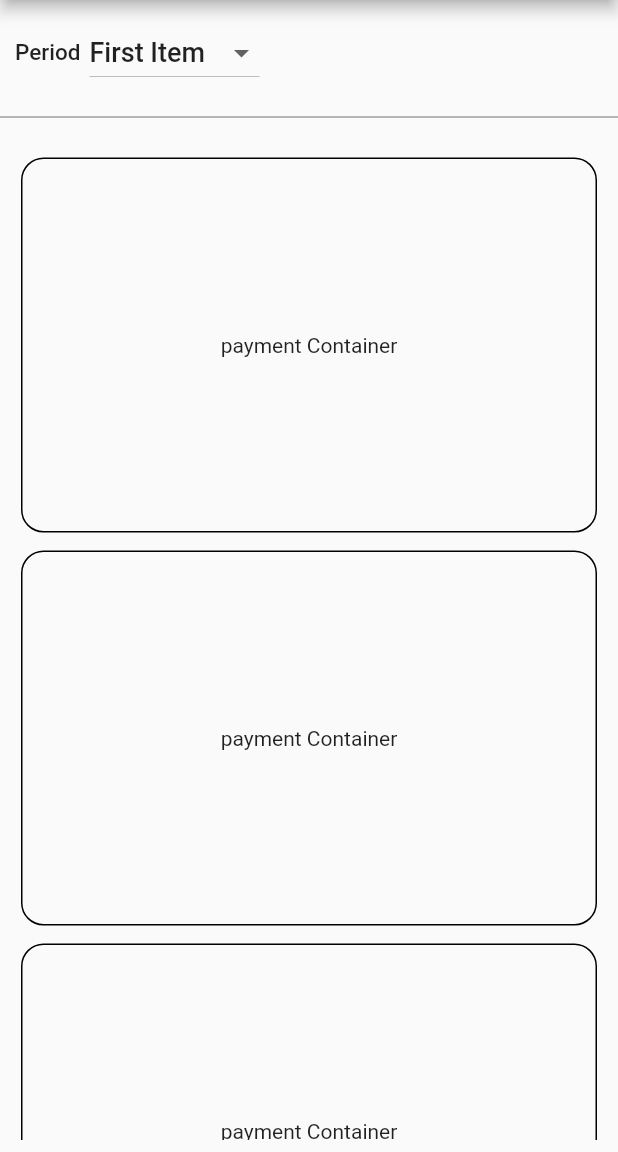
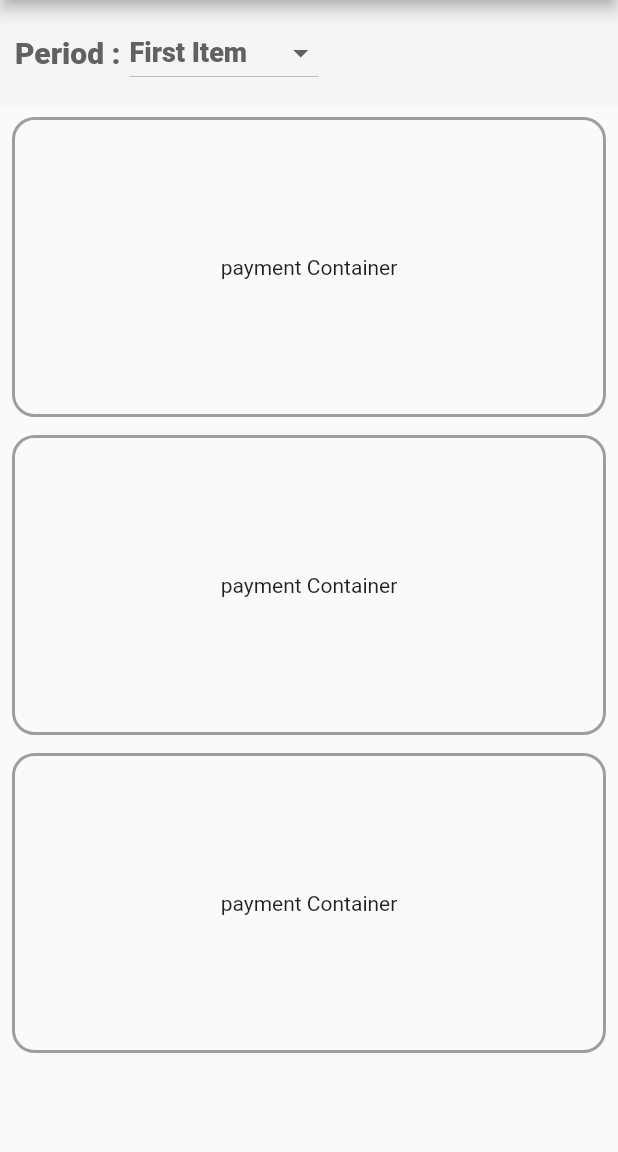
Before and after one commit to devmoaid1/flutter_payment_history, a Flutter app: the screen it shows after launch, on a phone screen of 412 x 824 dp, the part 84-1236 px from its top. Run offline on Flutter 3.47's test engine with Material 2 defaults, Android fonts, the phone set to English and light mode, and no system bars.

Commit message:
second layout

```diff
--- a/flutter_payment_history/lib/presentation/screens/Payment_history_screen.dart
+++ b/flutter_payment_history/lib/presentation/screens/Payment_history_screen.dart
@@ -24,11 +24,14 @@ class _PaymentHistoryScreenState extends State<PaymentHistoryScreen> {
       body: Column(
         children: [
           Container(
-            // decoration: BoxDecoration(
-            //     border: Border.all(
-            //   width: 2,
-            //   color: Colors.grey,
-            // )),
+            decoration: BoxDecoration(
+                color: Colors.grey[100],
+                boxShadow: <BoxShadow>[
+                  BoxShadow(
+                      color: Colors.grey[50],
+                      blurRadius: 10.0,
+                      offset: Offset(0.0, 0.50))
+                ]),
             height: 70,
             width: MediaQuery.of(context).size.width,
             child: Padding(
@@ -37,19 +40,28 @@ class _PaymentHistoryScreenState extends State<PaymentHistoryScreen> {
                 mainAxisAlignment: MainAxisAlignment.start,
                 children: [
                   Text(
-                    "Period",
-                    style: TextStyle(fontSize: 15, fontWeight: FontWeight.w500),
+                    "Period :",
+                    style: TextStyle(
+                        fontSize: 20,
+                        fontWeight: FontWeight.w800,
+                        color: Colors.grey[700]),
                   ),
                   SizedBox(
                     width: 6,
                   ),
                   DropdownButton(
+                    elevation: 8,
+                    focusColor: Colors.deepOrange,
+                    style: TextStyle(
+                        fontSize: 18,
+                        fontWeight: FontWeight.w800,
+                        color: Colors.grey[700]),
                     value: _value,
                     items: [
                       DropdownMenuItem(
-                        child: Text("First Item",
-                            style: TextStyle(
-                                fontSize: 18, fontWeight: FontWeight.w500)),
+                        child: Text(
+                          "First Item",
+                        ),
                         value: 1,
                       ),
                       DropdownMenuItem(
@@ -67,24 +79,17 @@ class _PaymentHistoryScreenState extends State<PaymentHistoryScreen> {
               ),
             ),
           ),
-          Divider(
-            thickness: 1,
-            color: Colors.grey,
-          ),
-          SizedBox(
-            height: 5,
-          ),
           Expanded(
             child: Padding(
-              padding: const EdgeInsets.all(8.0),
+              padding: const EdgeInsets.all(2.0),
               child: ListView.builder(
                   itemCount: 3,
                   itemBuilder: (context, index) {
                     return Container(
                       margin: EdgeInsets.all(6),
-                      height: 250,
+                      height: 200,
                       decoration: BoxDecoration(
-                          border: Border.all(color: Colors.black),
+                          border: Border.all(color: Colors.grey, width: 2),
                           borderRadius: BorderRadius.circular(15.0)),
                       child: Center(
                         child: Text("payment Container"),
```
